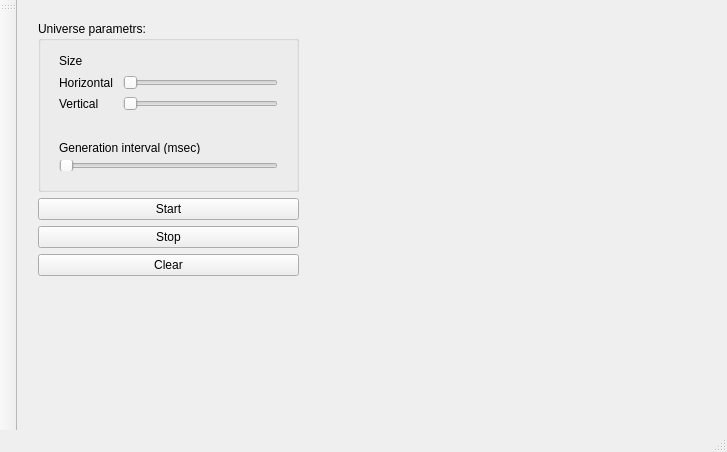
This is GameLife/mainwindow.ui in janixx/17209_kokunin as Qt 5 draws it before an edit. The edited form follows.
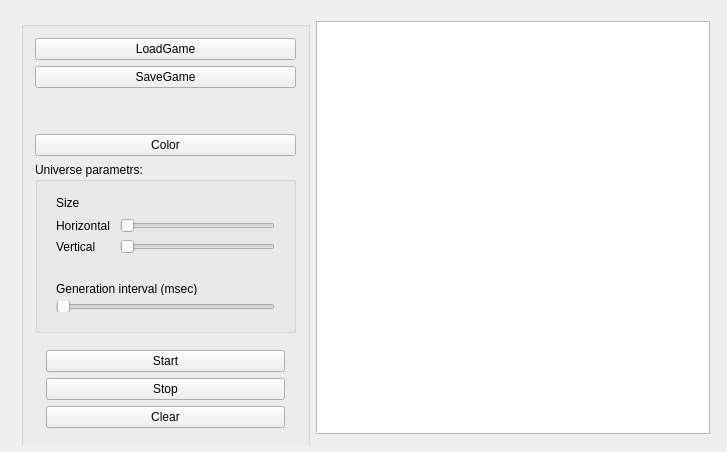
This is the edited form.

Diff of the .ui file:
```diff
--- a/GameLife/mainwindow.ui
+++ b/GameLife/mainwindow.ui
@@ -20,19 +20,62 @@
    <string>MainWindow</string>
   </property>
   <widget class="QWidget" name="centralWidget">
-   <widget class="QWidget" name="ControlWidget" native="true">
+   <property name="minimumSize">
+    <size>
+     <width>0</width>
+     <height>432</height>
+    </size>
+   </property>
+   <widget class="QWidget" name="">
     <property name="geometry">
      <rect>
       <x>10</x>
       <y>10</y>
-      <width>263</width>
-      <height>421</height>
+      <width>711</width>
+      <height>435</height>
      </rect>
     </property>
+    <layout class="QHBoxLayout" name="MainLayout">
+     <item>
+      <widget class="QGroupBox" name="control">
     <layout class="QVBoxLayout" name="Control">
      <property name="sizeConstraint">
       <enum>QLayout::SetFixedSize</enum>
      </property>
+        <item>
+         <widget class="QPushButton" name="LoadGame">
+          <property name="text">
+           <string>LoadGame</string>
+          </property>
+         </widget>
+        </item>
+        <item>
+         <widget class="QPushButton" name="SaveGame">
+          <property name="text">
+           <string>SaveGame</string>
+          </property>
+         </widget>
+        </item>
+        <item>
+         <spacer name="verticalSpacer_2">
+          <property name="orientation">
+           <enum>Qt::Vertical</enum>
+          </property>
+          <property name="sizeHint" stdset="0">
+           <size>
+            <width>20</width>
+            <height>40</height>
+           </size>
+          </property>
+         </spacer>
+        </item>
+        <item>
+         <widget class="QPushButton" name="ColourButton">
+          <property name="text">
+           <string>Color</string>
+          </property>
+         </widget>
+        </item>
      <item>
       <widget class="QGroupBox" name="groupBox">
        <property name="minimumSize">
@@ -53,7 +96,7 @@
           <x>10</x>
           <y>20</y>
           <width>241</width>
-          <height>81</height>
+             <height>83</height>
          </rect>
         </property>
         <layout class="QGridLayout" name="UniverseSize">
@@ -131,6 +174,7 @@
       </widget>
      </item>
      <item>
+         <widget class="QFrame" name="ControlBlock">
       <layout class="QVBoxLayout" name="verticalLayout">
        <item>
         <widget class="QPushButton" name="StartButton">
@@ -160,6 +204,7 @@
         </widget>
        </item>
       </layout>
+         </widget>
      </item>
      <item>
       <spacer name="verticalSpacer">
@@ -169,23 +214,20 @@
        <property name="sizeHint" stdset="0">
         <size>
          <width>258</width>
-         <height>118</height>
+            <height>60</height>
         </size>
        </property>
       </spacer>
      </item>
     </layout>
    </widget>
-  </widget>
-  <widget class="QToolBar" name="mainToolBar">
-   <attribute name="toolBarArea">
-    <enum>LeftToolBarArea</enum>
-   </attribute>
-   <attribute name="toolBarBreak">
-    <bool>false</bool>
-   </attribute>
+     </item>
+     <item>
+      <widget class="QTableView" name="GameField"/>
+     </item>
+    </layout>
+   </widget>
   </widget>
-  <widget class="QStatusBar" name="statusBar"/>
  </widget>
  <layoutdefault spacing="6" margin="11"/>
  <resources/>
```
Left out of the diff: 17 changed lines with no effect on the pictures. Lines whose indentation alone changed are shown as unchanged.
